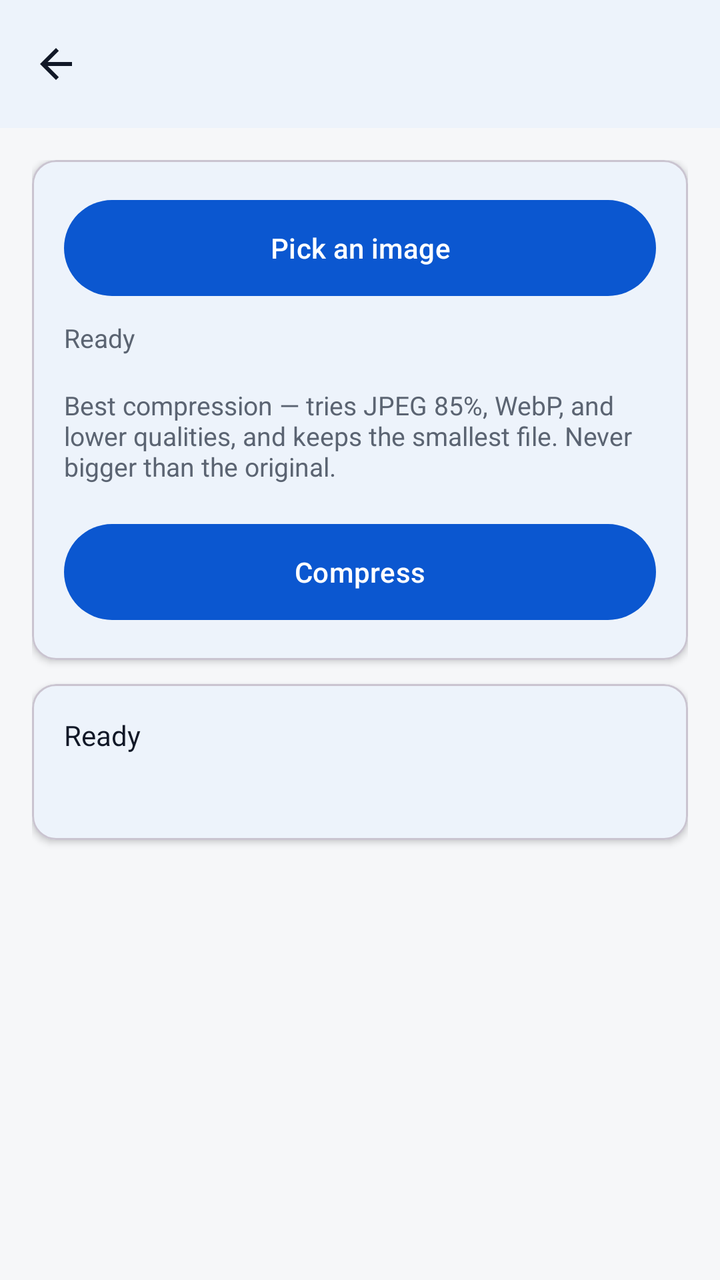
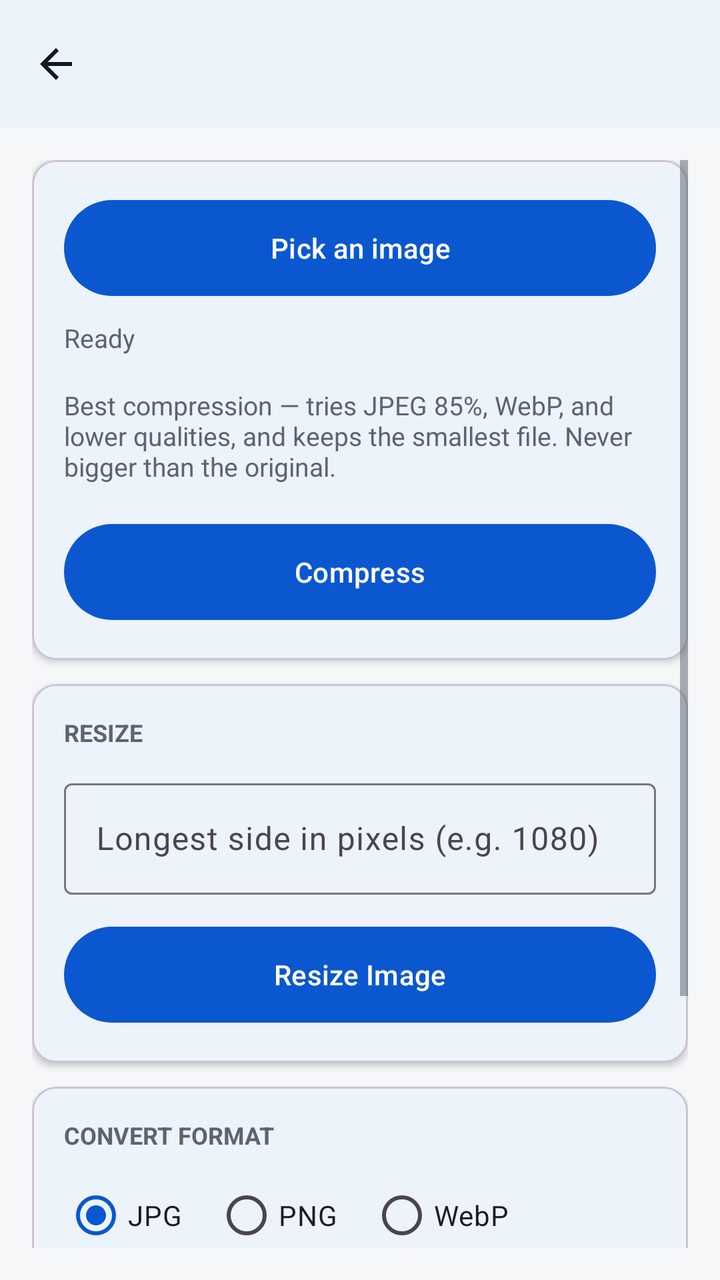

The first picture is an Android layout as it rendered before a commit; the second is the same layout after the commit. The layout source and the unified diff follow.
<!-- AndroidManifest.xml: application theme Theme.Hakunaa -->
<!-- res/layout/activity_image_compress.xml -->
<?xml version="1.0" encoding="utf-8"?>
<LinearLayout xmlns:android="http://schemas.android.com/apk/res/android"
    xmlns:app="http://schemas.android.com/apk/res-auto"
    android:layout_width="match_parent"
    android:layout_height="match_parent"
    android:background="@color/hakunaa_background"
    android:orientation="vertical">

    <com.google.android.material.appbar.MaterialToolbar
        android:id="@+id/toolbar"
        android:layout_width="match_parent"
        android:layout_height="wrap_content"
        android:background="@color/hakunaa_surface"
        android:elevation="2dp"
        android:title="Image Compress"
        android:titleTextColor="@color/hakunaa_text"
        app:navigationIcon="@drawable/ic_arrow_back" />

    <ScrollView
        android:layout_width="match_parent"
        android:layout_height="match_parent"
        android:padding="16dp">

        <LinearLayout
            android:layout_width="match_parent"
            android:layout_height="wrap_content"
            android:orientation="vertical">

            <com.google.android.material.card.MaterialCardView
                android:layout_width="match_parent"
                android:layout_height="wrap_content"
                app:cardCornerRadius="12dp"
                app:cardElevation="2dp">

                <LinearLayout
                    android:layout_width="match_parent"
                    android:layout_height="wrap_content"
                    android:orientation="vertical"
                    android:padding="16dp">

                    <com.google.android.material.button.MaterialButton
                        android:id="@+id/btnPickImage"
                        android:layout_width="match_parent"
                        android:layout_height="56dp"
                        android:text="@string/pick_image" />

                    <TextView
                        android:id="@+id/tvFile"
                        android:layout_width="wrap_content"
                        android:layout_height="wrap_content"
                        android:layout_marginTop="8dp"
                        android:text="@string/ready"
                        android:textColor="@color/hakunaa_text_secondary"
                        android:textSize="13sp" />

                    <TextView
                        android:layout_width="wrap_content"
                        android:layout_height="wrap_content"
                        android:layout_marginTop="16dp"
                        android:text="Best compression — tries JPEG 85%, WebP, and lower qualities, and keeps the smallest file. Never bigger than the original."
                        android:textColor="@color/hakunaa_text_secondary"
                        android:textSize="13sp" />

                    <com.google.android.material.button.MaterialButton
                        android:id="@+id/btnCompress"
                        android:layout_width="match_parent"
                        android:layout_height="56dp"
                        android:layout_marginTop="16dp"
                        android:text="@string/compress" />
                </LinearLayout>
            </com.google.android.material.card.MaterialCardView>

            <com.google.android.material.card.MaterialCardView
                android:layout_width="match_parent"
                android:layout_height="wrap_content"
                android:layout_marginTop="12dp"
                android:layout_marginBottom="8dp"
                app:cardCornerRadius="12dp"
                app:cardElevation="2dp">

                <LinearLayout
                    android:layout_width="match_parent"
                    android:layout_height="wrap_content"
                    android:orientation="vertical"
                    android:padding="16dp">

                    <TextView
                        android:id="@+id/tvStatus"
                        android:layout_width="wrap_content"
                        android:layout_height="wrap_content"
                        android:text="@string/ready"
                        android:textColor="@color/hakunaa_text"
                        android:textSize="14sp" />

                    <TextView
                        android:id="@+id/tvResult"
                        android:layout_width="wrap_content"
                        android:layout_height="wrap_content"
                        android:layout_marginTop="8dp"
                        android:textColor="@color/hakunaa_success"
                        android:textSize="14sp" />
                </LinearLayout>
            </com.google.android.material.card.MaterialCardView>
        </LinearLayout>
    </ScrollView>
</LinearLayout>
<!-- resources referenced by this layout -->
<resources>
  <color name="hakunaa_background">#F6F7F9</color>
  <color name="hakunaa_success">#137333</color>
  <color name="hakunaa_surface">#FFFFFF</color>
  <color name="hakunaa_text">#111827</color>
  <color name="hakunaa_text_secondary">#5B6472</color>
  <!-- drawable ic_arrow_back (drawable) -->
  <vector xmlns:android="http://schemas.android.com/apk/res/android"
      android:width="24dp"
      android:height="24dp"
      android:viewportWidth="24"
      android:viewportHeight="24"
      android:tint="#111827">
      <path
          android:fillColor="#FF000000"
          android:pathData="M20,11H7.83l5.59,-5.59L12,4l-8,8 8,8 1.41,-1.41L7.83,13H20v-2z" />
  </vector>
  <string name="compress">Compress</string>
  <string name="pick_image">Pick an image</string>
  <string name="ready">Ready</string>
  <style name="Theme.Hakunaa" parent="Theme.Material3.Light.NoActionBar">
          <item name="colorPrimary">@color/hakunaa_primary</item>
          <item name="colorPrimaryDark">@color/hakunaa_primary_dark</item>
          <item name="colorOnPrimary">@color/hakunaa_on_primary</item>
          <item name="android:windowBackground">@color/hakunaa_background</item>
          <item name="colorSurface">@color/hakunaa_surface</item>
          <item name="android:textColorPrimary">@color/hakunaa_text</item>
          <item name="android:textColorSecondary">@color/hakunaa_text_secondary</item>
      </style>
  <color name="hakunaa_primary">#0B57D0</color>
  <color name="hakunaa_primary_dark">#0842A0</color>
  <color name="hakunaa_on_primary">#FFFFFF</color>
</resources>

<!-- the commit's change to res/layout/activity_image_compress.xml (unified diff, before → after) -->
@@ -70,6 +70,109 @@
                 </LinearLayout>
             </com.google.android.material.card.MaterialCardView>
 
+            
+            <com.google.android.material.card.MaterialCardView
+                android:layout_width="match_parent"
+                android:layout_height="wrap_content"
+                android:layout_marginTop="12dp"
+                app:cardCornerRadius="12dp"
+                app:cardElevation="2dp">
+
+                <LinearLayout
+                    android:layout_width="match_parent"
+                    android:layout_height="wrap_content"
+                    android:orientation="vertical"
+                    android:padding="16dp">
+
+                    <TextView
+                        android:layout_width="wrap_content"
+                        android:layout_height="wrap_content"
+                        android:text="RESIZE"
+                        android:textColor="@color/hakunaa_text_secondary"
+                        android:textSize="12sp"
+                        android:textStyle="bold" />
+
+                    <com.google.android.material.textfield.TextInputLayout
+                        android:layout_width="match_parent"
+                        android:layout_height="wrap_content"
+                        android:layout_marginTop="12dp"
+                        android:hint="Longest side in pixels (e.g. 1080)"
+                        app:boxBackgroundMode="outline">
+
+                        <com.google.android.material.textfield.TextInputEditText
+                            android:id="@+id/etResizeSize"
+                            android:layout_width="match_parent"
+                            android:layout_height="wrap_content"
+                            android:inputType="number" />
+                    </com.google.android.material.textfield.TextInputLayout>
+
+                    <com.google.android.material.button.MaterialButton
+                        android:id="@+id/btnResize"
+                        android:layout_width="match_parent"
+                        android:layout_height="56dp"
+                        android:layout_marginTop="12dp"
+                        android:text="Resize Image" />
+                </LinearLayout>
+            </com.google.android.material.card.MaterialCardView>
+
+            
+            <com.google.android.material.card.MaterialCardView
+                android:layout_width="match_parent"
+                android:layout_height="wrap_content"
+                android:layout_marginTop="12dp"
+                app:cardCornerRadius="12dp"
+                app:cardElevation="2dp">
+
+                <LinearLayout
+                    android:layout_width="match_parent"
+                    android:layout_height="wrap_content"
+                    android:orientation="vertical"
+                    android:padding="16dp">
+
+                    <TextView
+                        android:layout_width="wrap_content"
+                        android:layout_height="wrap_content"
+                        android:text="CONVERT FORMAT"
+                        android:textColor="@color/hakunaa_text_secondary"
+                        android:textSize="12sp"
+                        android:textStyle="bold" />
+
+                    <RadioGroup
+                        android:id="@+id/rgConvertFormat"
+                        android:layout_width="match_parent"
+                        android:layout_height="wrap_content"
+                        android:layout_marginTop="8dp"
+                        android:orientation="horizontal">
+
+                        <RadioButton
+                            android:id="@+id/rbConvJpg"
+                            android:layout_width="wrap_content"
+                            android:layout_height="wrap_content"
+                            android:checked="true"
+                            android:text="JPG" />
+                        <RadioButton
+                            android:id="@+id/rbConvPng"
+                            android:layout_width="wrap_content"
+                            android:layout_height="wrap_content"
+                            android:layout_marginStart="16dp"
+                            android:text="PNG" />
+                        <RadioButton
+                            android:id="@+id/rbConvWebp"
+                            android:layout_width="wrap_content"
+                            android:layout_height="wrap_content"
+                            android:layout_marginStart="16dp"
+                            android:text="WebP" />
+                    </RadioGroup>
+
+                    <com.google.android.material.button.MaterialButton
+                        android:id="@+id/btnConvertFormat"
+                        android:layout_width="match_parent"
+                        android:layout_height="56dp"
+                        android:layout_marginTop="12dp"
+                        android:text="Convert Image" />
+                </LinearLayout>
+            </com.google.android.material.card.MaterialCardView>
+
             <com.google.android.material.card.MaterialCardView
                 android:layout_width="match_parent"
                 android:layout_height="wrap_content"
